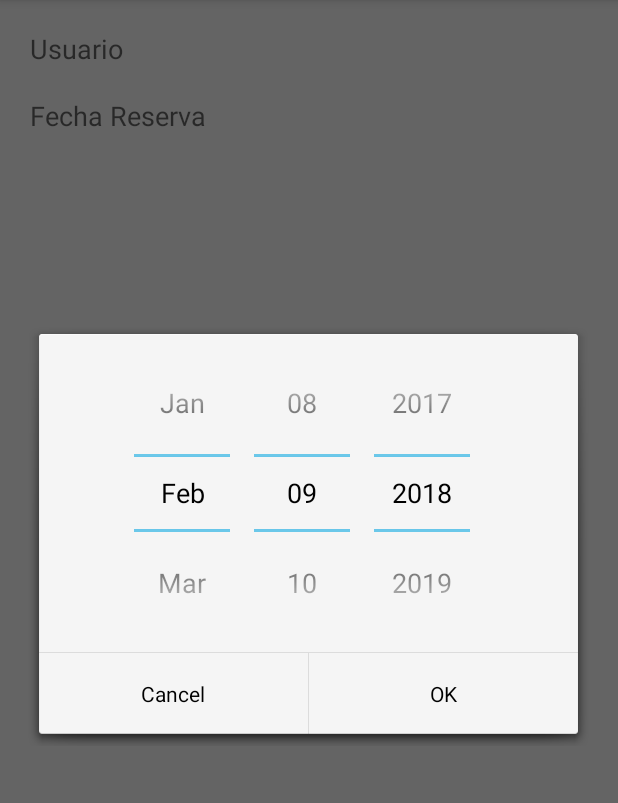
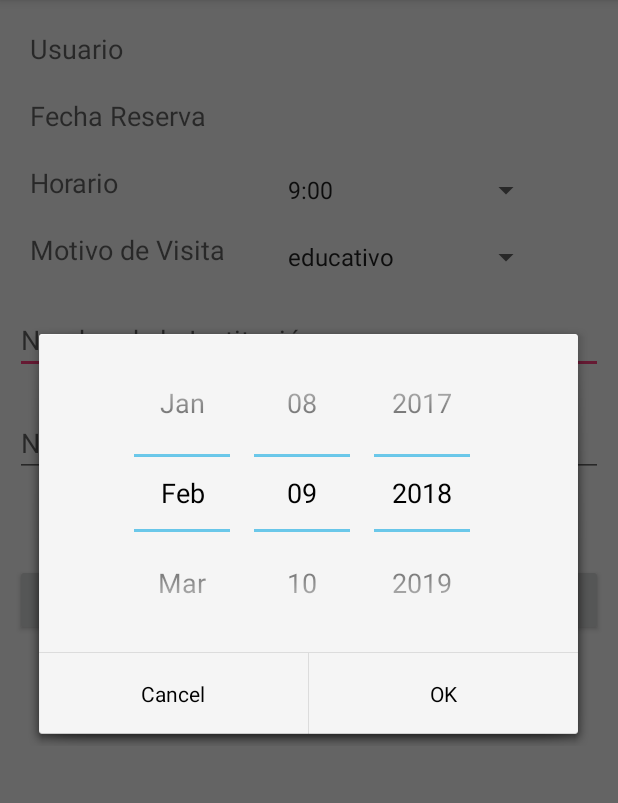
Before and after one commit to AndresSal/Proyecto-Aplicaciones-M-viles, an Android app: the MeetingCreateActivity screen opened directly, with no data from a screen before it, after a tap on an icon or button, on a phone screen of 412 x 824 dp, the part 84-887 px from its top. Run offline under Robolectric (Android 15) with nearby library versions, the phone set to English and light mode, and no system bars; 1 statement that could not run was skipped.

Commit message:
form crar reserva

```diff
--- a/app/src/main/java/com/example/user/museoepn/MeetingCreateActivity.java
+++ b/app/src/main/java/com/example/user/museoepn/MeetingCreateActivity.java
@@ -1,5 +1,6 @@
 package com.example.user.museoepn;
 
+import android.annotation.SuppressLint;
 import android.app.DatePickerDialog;
 import android.app.Dialog;
 import android.content.Intent;
@@ -9,10 +10,15 @@ import android.support.annotation.NonNull;
 import android.support.v7.app.AppCompatActivity;
 import android.os.Bundle;
 import android.view.View;
+import android.widget.AdapterView;
 import android.widget.CalendarView;
 import android.widget.DatePicker;
+import android.widget.EditText;
+import android.widget.Spinner;
 import android.widget.TextView;
 import android.widget.Toast;
+
+import org.w3c.dom.Text;
 
 import java.util.Calendar;
 import java.util.Date;
@@ -22,11 +28,16 @@ public class MeetingCreateActivity extends AppCompatActivity  {
    private TextView dateMet,name;
    private static final String TAG = "MeetingCreateActivity";
    private  DatePickerDialog.OnDateSetListener DateSetListener;
+   private Spinner spinner;
+   private EditText txtinstitucion;
+
 
     @Override
     protected void onCreate(Bundle savedInstanceState) {
         super.onCreate(savedInstanceState);
         setContentView(R.layout.activity_meeting_create);
+        spinner = (Spinner) findViewById(R.id.spinnerVisita);
+        txtinstitucion = (EditText) findViewById(R.id.txtInstitucion);
 
         name = (TextView) findViewById(R.id.mettxtUsername);
         dateMet = (TextView) findViewById(R.id.mettxtDatePicked);
@@ -65,6 +76,21 @@ public class MeetingCreateActivity extends AppCompatActivity  {
                 dateMet.setText(date);
             }
         };
+        spinner.setOnItemSelectedListener(new AdapterView.OnItemSelectedListener() {
+            public void onItemSelected(AdapterView<?> parent, View view, int pos, long id) {
+                Object item = parent.getItemAtPosition(pos);
+                if(item.equals("educativo")){
+                    txtinstitucion.setVisibility(View.VISIBLE);
+                }
+                else{
+                    txtinstitucion.setVisibility(View.GONE);
+                }
+            }
+            public void onNothingSelected(AdapterView<?> parent) {
+            }
+        });
+
+
     }
 
 
@@ -73,4 +99,5 @@ public class MeetingCreateActivity extends AppCompatActivity  {
 
 
 
+
 }
--- a/app/src/main/java/com/example/user/museoepn/MeetingListActivity.java
+++ b/app/src/main/java/com/example/user/museoepn/MeetingListActivity.java
@@ -46,6 +46,7 @@ public class MeetingListActivity extends AppCompatActivity {
         adapter.add("Reserva 1");
         adapter.add("Reserva 2");
         adapter.add("Reserva 3");
+        adapter.add("Reserva 4");
         adapter.notifyDataSetChanged();
 
     }
--- a/app/src/main/java/com/example/user/museoepn/URLs.java
+++ b/app/src/main/java/com/example/user/museoepn/URLs.java
@@ -5,7 +5,7 @@ package com.example.user.museoepn;
  */
 
 public class URLs {
-    static final String ROOT_URL = "http://192.168.100.38:81/Museo/api.php?apicall=";
+    static final String ROOT_URL = "http://172.29.56.61:81/Museo/api.php?apicall=";
 
     static final String URL_REGISTER = ROOT_URL+"signup";
     static final String URL_LOGIN=ROOT_URL+"login";
--- a/app/src/main/res/layout/activity_meeting_create.xml
+++ b/app/src/main/res/layout/activity_meeting_create.xml
@@ -48,7 +48,71 @@
                     android:textAppearance="@style/Base.TextAppearance.AppCompat.Medium"
                     />
             </TableRow>
+            <TableRow>
+                <TextView
+                    android:layout_width="wrap_content"
+                    android:layout_height="wrap_content"
+                    android:padding="10dp"
+                    android:text="Horario"
+                    android:textAppearance="@style/Base.TextAppearance.AppCompat.Medium"
+                    />
+                <Spinner     android:id="@+id/spinnerHora"
+                    android:layout_width="wrap_content"
+                    android:layout_height="wrap_content"
+                    android:entries="@array/hora_arrays"
+                    android:prompt="@string/hora_prompt"
+                    android:layout_marginLeft="24dp"
+                    android:layout_marginRight="24dp"
+                    android:layout_marginBottom="8dp"
+                    android:layout_marginTop="4dp"
+                     />
+            </TableRow>
+
+            <TableRow>
+                <TextView
+                    android:layout_width="wrap_content"
+                    android:layout_height="wrap_content"
+                    android:padding="10dp"
+                    android:text="Motivo de Visita"
+                    android:textAppearance="@style/Base.TextAppearance.AppCompat.Medium"
+                    />
+                <Spinner     android:id="@+id/spinnerVisita"
+                    android:layout_width="wrap_content"
+                    android:layout_height="wrap_content"
+                    android:entries="@array/motivo_arrays"
+                    android:prompt="@string/motivo_prompt"
+                    android:layout_marginLeft="24dp"
+                    android:layout_marginRight="24dp"
+                    android:layout_marginBottom="8dp"
+                    android:layout_marginTop="4dp"
+                    />
+            </TableRow>
+
         </TableLayout>
+        <EditText
+            android:id="@+id/txtInstitucion"
+            android:layout_width="match_parent"
+            android:layout_height="wrap_content"
+            android:layout_marginBottom="8dp"
+            android:layout_marginTop="15dp"
+            android:hint="Nombre de la Institución"
+            android:inputType="text"/>
+        <EditText
+            android:id="@+id/txtPersonas"
+            android:layout_width="match_parent"
+            android:layout_height="wrap_content"
+            android:layout_marginBottom="8dp"
+            android:layout_marginTop="15dp"
+            android:hint="Número de Personas"
+            android:inputType="text"/>
+        <Button
+            android:id="@+id/btnCrearReserva"
+            android:layout_width="match_parent"
+            android:layout_height="wrap_content"
+            android:layout_marginBottom="10dp"
+            android:layout_marginTop="50dp"
+            android:text="Crear Reserva"/>
+
 
 
     </LinearLayout>
--- a/app/src/main/res/layout/activity_meeting_list.xml
+++ b/app/src/main/res/layout/activity_meeting_list.xml
@@ -5,6 +5,10 @@
     android:layout_width="match_parent"
     android:layout_height="match_parent"
     tools:context="com.example.user.museoepn.MeetingListActivity">
+    <ScrollView
+        android:layout_width="match_parent"
+        android:layout_height="match_parent"
+        android:fillViewport="true">
 
     <LinearLayout
         android:layout_width="match_parent"
@@ -12,7 +16,6 @@
         android:layout_centerVertical="true"
         android:orientation="vertical"
         android:padding="10dp">
-
         <!--<Button
             android:id="@+id/btnSelectDate"
             android:layout_width="match_parent"
@@ -33,9 +36,10 @@
         <ListView
             android:id="@+id/listaReservas"
             android:layout_width="match_parent"
-            android:layout_height="wrap_content"
+            android:layout_height="match_parent"
+            android:fillViewport="true"
             ></ListView>
 
     </LinearLayout>
-
+    </ScrollView>
 </RelativeLayout>
--- a/app/src/main/res/values/strings.xml
+++ b/app/src/main/res/values/strings.xml
@@ -1,3 +1,17 @@
 <resources>
     <string name="app_name">MuseoEPN</string>
+    <string name="hora_prompt">Escoja la hora</string>
+    <string-array name="hora_arrays">
+        <item>9:00</item>
+        <item>9:30</item>
+        <item>10:00</item>
+        <item>10:30</item>
+    </string-array>
+    <string name="motivo_prompt"></string>
+    <string-array name="motivo_arrays">
+        <item>educativo</item>
+        <item>entretenimiento</item>
+
+    </string-array>
+
 </resources>
```
